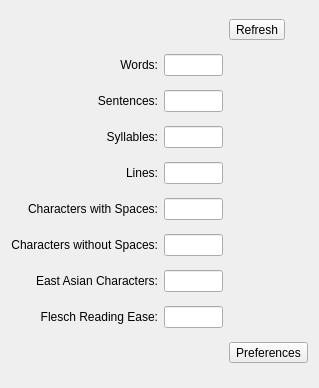
KDE/calligra, file words/part/dockers/KWStatisticsDocker.ui: the form before one commit.
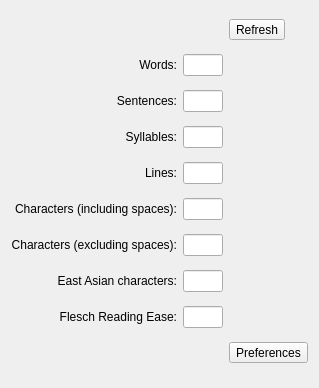
The form after the commit.

The edit to the form file:
```diff
--- a/words/part/dockers/KWStatisticsDocker.ui
+++ b/words/part/dockers/KWStatisticsDocker.ui
@@ -62,7 +62,7 @@
    <item row="6" column="0">
     <widget class="QLabel" name="spaces">
      <property name="text">
-      <string>Characters with Spaces:</string>
+      <string>Characters (including spaces):</string>
      </property>
      <property name="alignment">
       <set>Qt::AlignRight|Qt::AlignTrailing|Qt::AlignVCenter</set>
@@ -72,7 +72,7 @@
    <item row="7" column="0">
     <widget class="QLabel" name="nospaces">
      <property name="text">
-      <string>Characters without Spaces:</string>
+      <string>Characters (excluding spaces):</string>
      </property>
      <property name="alignment">
       <set>Qt::AlignRight|Qt::AlignTrailing|Qt::AlignVCenter</set>
@@ -82,7 +82,7 @@
    <item row="8" column="0">
     <widget class="QLabel" name="Cjkchars">
      <property name="text">
-      <string>East Asian Characters:</string>
+      <string>East Asian characters:</string>
      </property>
      <property name="alignment">
       <set>Qt::AlignRight|Qt::AlignTrailing|Qt::AlignVCenter</set>
```
